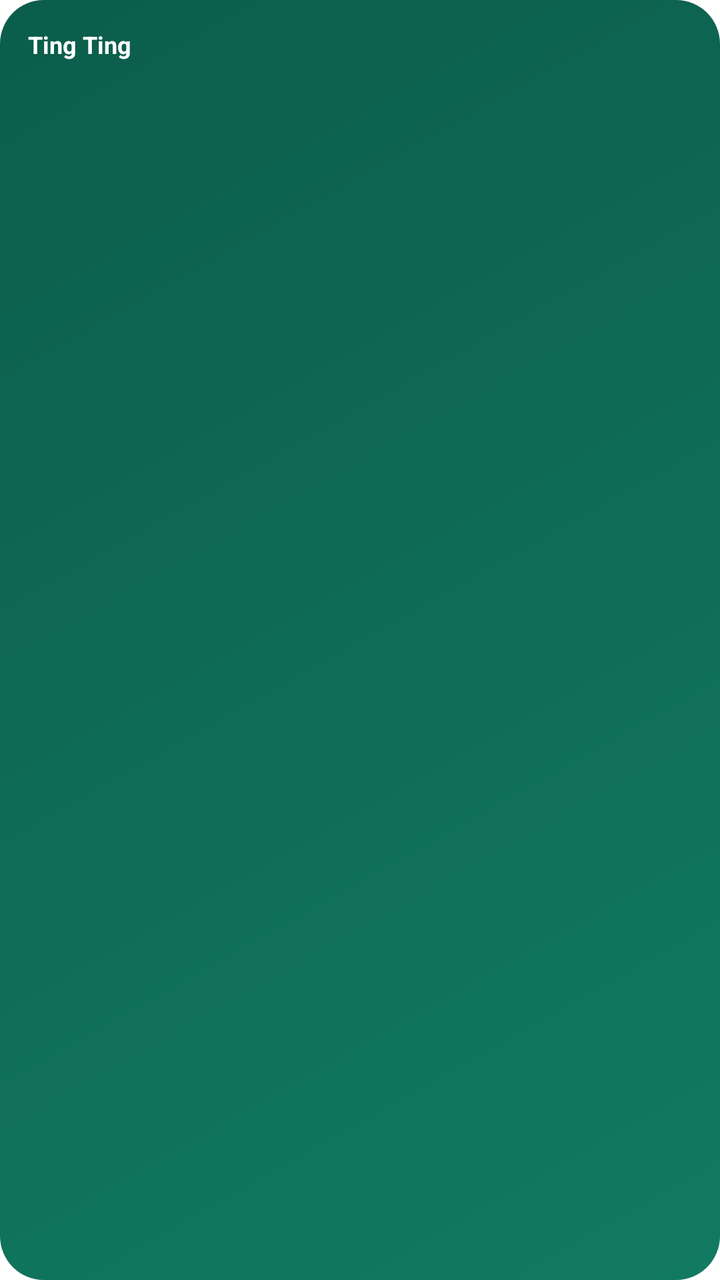
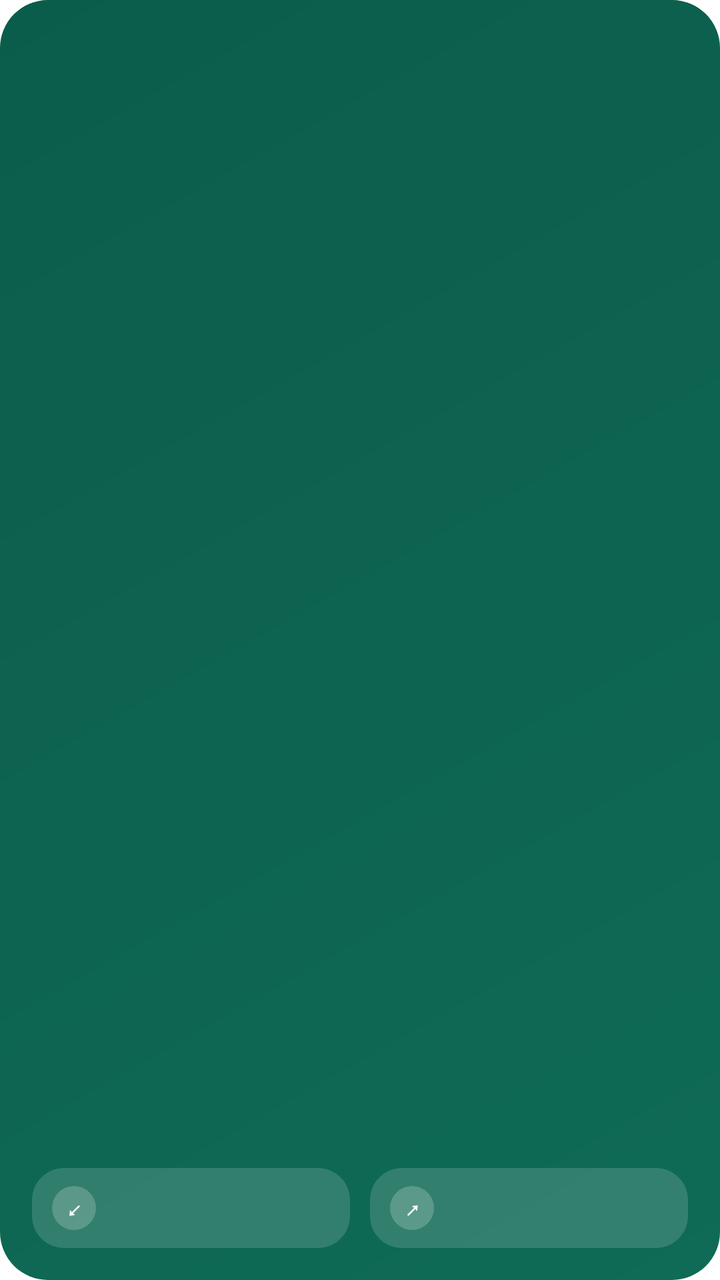

Compare the two renders of this Android layout. The source of the first and the diff that turns it into the second are given below.
<!-- AndroidManifest.xml: fallback theme Theme.MaterialComponents.DayNight.NoActionBar -->
<!-- res/layout/ting_ting_widget.xml -->
<?xml version="1.0" encoding="utf-8"?>
<LinearLayout xmlns:android="http://schemas.android.com/apk/res/android"
    android:id="@+id/tt_root"
    android:layout_width="match_parent"
    android:layout_height="match_parent"
    android:background="@drawable/ting_ting_widget_bg"
    android:orientation="vertical"
    android:padding="14dp">

    <LinearLayout
        android:layout_width="match_parent"
        android:layout_height="wrap_content"
        android:orientation="horizontal">

        <TextView
            android:layout_width="wrap_content"
            android:layout_height="wrap_content"
            android:text="Ting Ting"
            android:textColor="#FFFFFF"
            android:textSize="12sp"
            android:textStyle="bold" />

        <TextView
            android:id="@+id/tt_month"
            android:layout_width="0dp"
            android:layout_height="wrap_content"
            android:layout_weight="1"
            android:ellipsize="end"
            android:gravity="end"
            android:maxLines="1"
            android:textColor="#BFFFFFFF"
            android:textSize="11sp" />
    </LinearLayout>

    <View
        android:layout_width="match_parent"
        android:layout_height="0dp"
        android:layout_weight="1" />

    <TextView
        android:id="@+id/tt_spent_label"
        android:layout_width="match_parent"
        android:layout_height="wrap_content"
        android:maxLines="1"
        android:textColor="#CCFFFFFF"
        android:textSize="12sp" />

    <TextView
        android:id="@+id/tt_spent"
        android:layout_width="match_parent"
        android:layout_height="wrap_content"
        android:autoSizeMaxTextSize="24sp"
        android:autoSizeMinTextSize="12sp"
        android:autoSizeTextType="uniform"
        android:maxLines="1"
        android:textColor="#FFFFFF"
        android:textSize="22sp"
        android:textStyle="bold" />

    <ProgressBar
        android:id="@+id/tt_budget_bar"
        style="?android:attr/progressBarStyleHorizontal"
        android:layout_width="match_parent"
        android:layout_height="6dp"
        android:layout_marginTop="6dp"
        android:max="100"
        android:progressBackgroundTint="#38FFFFFF"
        android:progressTint="#8EF0B9"
        android:visibility="gone" />

    <TextView
        android:id="@+id/tt_budget"
        android:layout_width="match_parent"
        android:layout_height="wrap_content"
        android:layout_marginTop="2dp"
        android:maxLines="1"
        android:textColor="#D9FFFFFF"
        android:textSize="11sp"
        android:visibility="gone" />

    <View
        android:layout_width="match_parent"
        android:layout_height="0dp"
        android:layout_weight="1" />

    <TextView
        android:id="@+id/tt_balance"
        android:layout_width="match_parent"
        android:layout_height="wrap_content"
        android:ellipsize="end"
        android:maxLines="1"
        android:textColor="#D9FFFFFF"
        android:textSize="11sp" />
</LinearLayout>
<!-- resources referenced by this layout -->
<resources>
  <!-- drawable ting_ting_widget_bg (drawable) -->
  <?xml version="1.0" encoding="utf-8"?>
  <shape xmlns:android="http://schemas.android.com/apk/res/android" android:shape="rectangle">
      <gradient
          android:angle="315"
          android:endColor="#127A61"
          android:startColor="#0B5D4B" />
      <corners android:radius="22dp" />
  </shape>
</resources>

<!-- the commit's change to res/layout/ting_ting_widget.xml (unified diff, before → after) -->
@@ -5,90 +5,141 @@
     android:layout_height="match_parent"
     android:background="@drawable/ting_ting_widget_bg"
     android:orientation="vertical"
-    android:padding="14dp">
+    android:padding="16dp">
 
+    
+    <LinearLayout
+        android:layout_width="match_parent"
+        android:layout_height="wrap_content"
+        android:gravity="center_vertical"
+        android:orientation="horizontal">
+
+        <TextView
+            android:id="@+id/tt_balance_label"
+            android:layout_width="0dp"
+            android:layout_height="wrap_content"
+            android:layout_weight="1"
+            android:ellipsize="end"
+            android:maxLines="1"
+            android:textColor="#FFFFFF"
+            android:textSize="13sp" />
+
+        <TextView
+            android:id="@+id/tt_badge"
+            android:layout_width="wrap_content"
+            android:layout_height="wrap_content"
+            android:layout_marginStart="6dp"
+            android:ellipsize="end"
+            android:maxLines="1"
+            android:paddingStart="8dp"
+            android:paddingTop="3dp"
+            android:paddingEnd="8dp"
+            android:paddingBottom="3dp"
+            android:textColor="@color/tt_white_70"
+            android:textSize="11sp"
+            android:textStyle="bold" />
+    </LinearLayout>
+
+    
+    <TextView
+        android:id="@+id/tt_balance"
+        android:layout_width="match_parent"
+        android:layout_height="wrap_content"
+        android:layout_marginTop="2dp"
+        android:autoSizeMaxTextSize="30sp"
+        android:autoSizeMinTextSize="14sp"
+        android:autoSizeTextType="uniform"
+        android:maxLines="1"
+        android:textColor="#FFFFFF"
+        android:textSize="28sp"
+        android:textStyle="bold" />
+
+    
+    <FrameLayout
+        android:layout_width="match_parent"
+        android:layout_height="0dp"
+        android:layout_weight="1" />
+
+    
     <LinearLayout
         android:layout_width="match_parent"
         android:layout_height="wrap_content"
         android:orientation="horizontal">
 
-        <TextView
-            android:layout_width="wrap_content"
-            android:layout_height="wrap_content"
-            android:text="Ting Ting"
-            android:textColor="#FFFFFF"
-            android:textSize="12sp"
-            android:textStyle="bold" />
-
-        <TextView
-            android:id="@+id/tt_month"
+        <LinearLayout
             android:layout_width="0dp"
             android:layout_height="wrap_content"
+            android:layout_marginEnd="5dp"
             android:layout_weight="1"
-            android:ellipsize="end"
-            android:gravity="end"
-            android:maxLines="1"
-            android:textColor="#BFFFFFFF"
-            android:textSize="11sp" />
+            android:background="@drawable/ting_ting_widget_stat"
+            android:gravity="center_vertical"
+            android:orientation="horizontal"
+            android:paddingStart="10dp"
+            android:paddingTop="9dp"
+            android:paddingEnd="10dp"
+            android:paddingBottom="9dp">
+
+            <TextView
+                android:layout_width="22dp"
+                android:layout_height="22dp"
+                android:background="@drawable/ting_ting_widget_icon"
+                android:gravity="center"
+                android:text="↙"
+                android:textColor="#FFFFFF"
+                android:textSize="11sp"
+                android:textStyle="bold" />
+
+            <TextView
+                android:id="@+id/tt_income"
+                android:layout_width="0dp"
+                android:layout_height="wrap_content"
+                android:layout_marginStart="6dp"
+                android:layout_weight="1"
+                android:autoSizeMaxTextSize="15sp"
+                android:autoSizeMinTextSize="9sp"
+                android:autoSizeTextType="uniform"
+                android:maxLines="1"
+                android:textColor="#FFFFFF"
+                android:textSize="15sp"
+                android:textStyle="bold" />
+        </LinearLayout>
+
+        <LinearLayout
+            android:layout_width="0dp"
+            android:layout_height="wrap_content"
+            android:layout_marginStart="5dp"
+            android:layout_weight="1"
+            android:background="@drawable/ting_ting_widget_stat"
+            android:gravity="center_vertical"
+            android:orientation="horizontal"
+            android:paddingStart="10dp"
+            android:paddingTop="9dp"
+            android:paddingEnd="10dp"
+            android:paddingBottom="9dp">
+
+            <TextView
+                android:layout_width="22dp"
+                android:layout_height="22dp"
+                android:background="@drawable/ting_ting_widget_icon"
+                android:gravity="center"
+                android:text="↗"
+                android:textColor="#FFFFFF"
+                android:textSize="11sp"
+                android:textStyle="bold" />
+
+            <TextView
+                android:id="@+id/tt_spent"
+                android:layout_width="0dp"
+                android:layout_height="wrap_content"
+                android:layout_marginStart="6dp"
+                android:layout_weight="1"
+                android:autoSizeMaxTextSize="15sp"
+                android:autoSizeMinTextSize="9sp"
+                android:autoSizeTextType="uniform"
+                android:maxLines="1"
+                android:textColor="#FFFFFF"
+                android:textSize="15sp"
+                android:textStyle="bold" />
+        </LinearLayout>
     </LinearLayout>
-
-    <View
-        android:layout_width="match_parent"
-        android:layout_height="0dp"
-        android:layout_weight="1" />
-
-    <TextView
-        android:id="@+id/tt_spent_label"
-        android:layout_width="match_parent"
-        android:layout_height="wrap_content"
-        android:maxLines="1"
-        android:textColor="#CCFFFFFF"
-        android:textSize="12sp" />
-
-    <TextView
-        android:id="@+id/tt_spent"
-        android:layout_width="match_parent"
-        android:layout_height="wrap_content"
-        android:autoSizeMaxTextSize="24sp"
-        android:autoSizeMinTextSize="12sp"
-        android:autoSizeTextType="uniform"
-        android:maxLines="1"
-        android:textColor="#FFFFFF"
-        android:textSize="22sp"
-        android:textStyle="bold" />
-
-    <ProgressBar
-        android:id="@+id/tt_budget_bar"
-        style="?android:attr/progressBarStyleHorizontal"
-        android:layout_width="match_parent"
-        android:layout_height="6dp"
-        android:layout_marginTop="6dp"
-        android:max="100"
-        android:progressBackgroundTint="#38FFFFFF"
-        android:progressTint="#8EF0B9"
-        android:visibility="gone" />
-
-    <TextView
-        android:id="@+id/tt_budget"
-        android:layout_width="match_parent"
-        android:layout_height="wrap_content"
-        android:layout_marginTop="2dp"
-        android:maxLines="1"
-        android:textColor="#D9FFFFFF"
-        android:textSize="11sp"
-        android:visibility="gone" />
-
-    <View
-        android:layout_width="match_parent"
-        android:layout_height="0dp"
-        android:layout_weight="1" />
-
-    <TextView
-        android:id="@+id/tt_balance"
-        android:layout_width="match_parent"
-        android:layout_height="wrap_content"
-        android:ellipsize="end"
-        android:maxLines="1"
-        android:textColor="#D9FFFFFF"
-        android:textSize="11sp" />
 </LinearLayout>
<!-- resource entries referenced after the edit -->
@@ -1,13 +1,27 @@
 <!-- resources referenced by this layout -->
 <resources>
+  <color name="tt_white_70">#B3FFFFFF</color>
   <!-- drawable ting_ting_widget_bg (drawable) -->
   <?xml version="1.0" encoding="utf-8"?>
   <shape xmlns:android="http://schemas.android.com/apk/res/android" android:shape="rectangle">
       <gradient
           android:angle="315"
-          android:endColor="#127A61"
-          android:startColor="#0B5D4B" />
-      <corners android:radius="22dp" />
+          android:endColor="@color/tt_hero_end"
+          android:startColor="@color/tt_hero_start" />
+      <corners android:radius="24dp" />
   </shape>
+  <!-- drawable ting_ting_widget_icon (drawable) -->
+  <?xml version="1.0" encoding="utf-8"?>
+  <shape xmlns:android="http://schemas.android.com/apk/res/android" android:shape="oval">
+      <solid android:color="#33FFFFFF" />
+  </shape>
+  <!-- drawable ting_ting_widget_stat (drawable) -->
+  <?xml version="1.0" encoding="utf-8"?>
+  <shape xmlns:android="http://schemas.android.com/apk/res/android" android:shape="rectangle">
+      <solid android:color="#26FFFFFF" />
+      <corners android:radius="16dp" />
+  </shape>
+  <color name="tt_hero_end">#0F6B55</color>
+  <color name="tt_hero_start">#0B5D4B</color>
 </resources>
 
